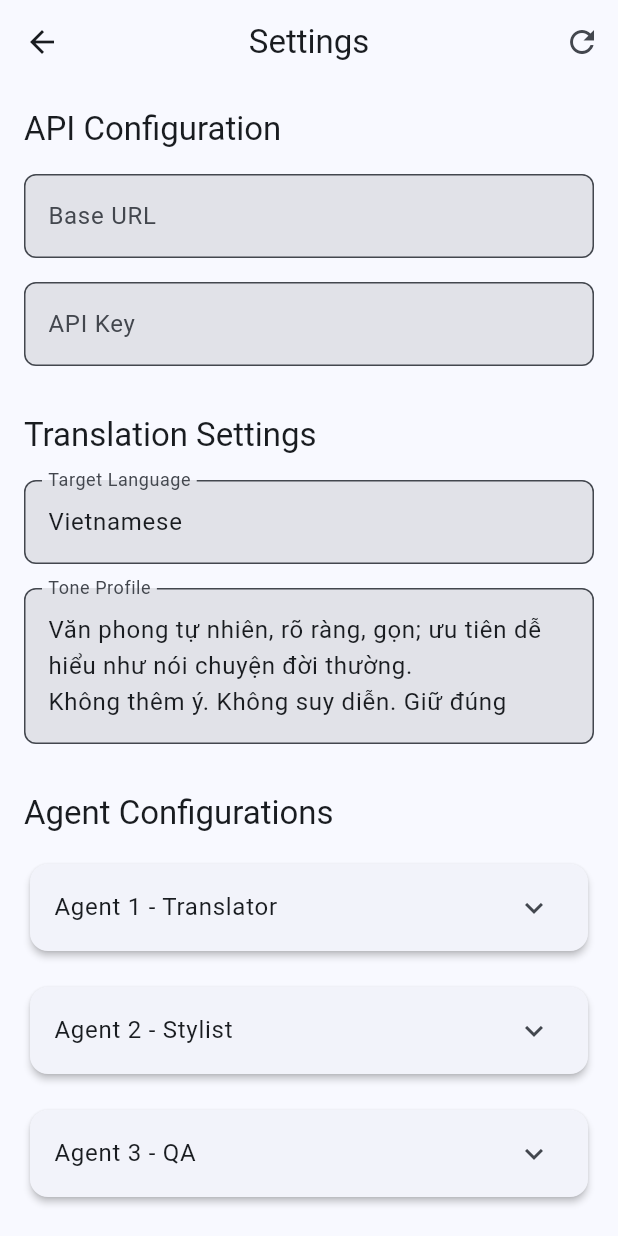
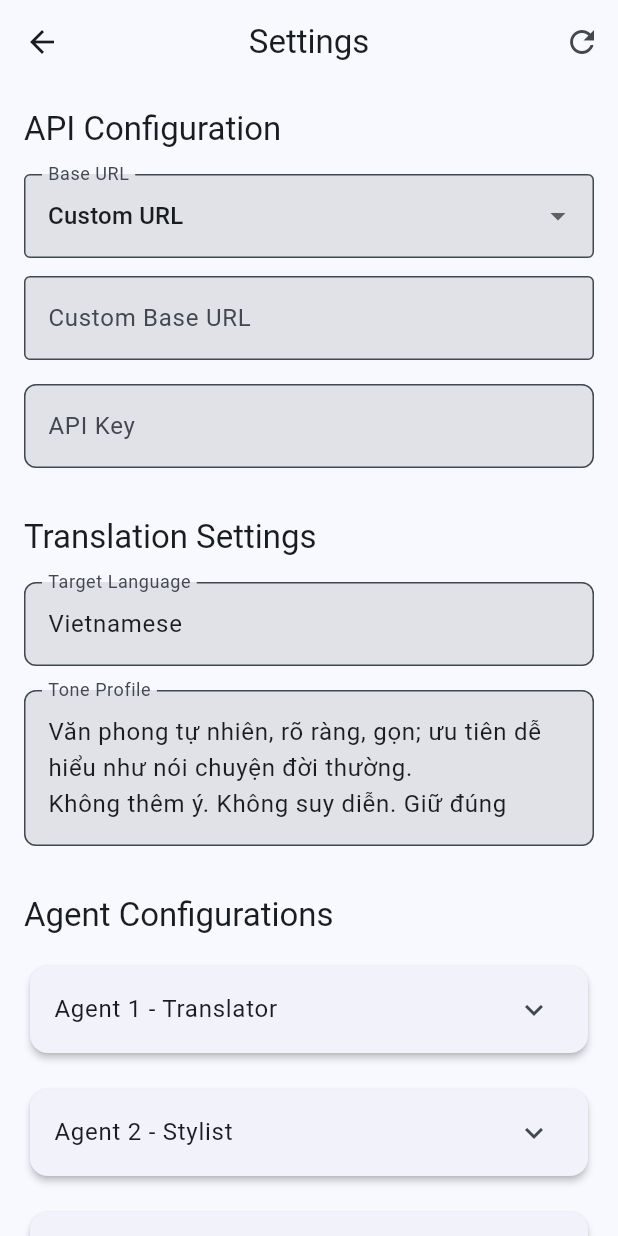
Before and after one commit to vqthanh1412489/ai-translation-app, a Flutter app: the SettingsView screen opened by its route, on a phone screen of 412 x 824 dp. Run offline on Flutter 3.47's test engine with Material 3 defaults, Android fonts, the light colour scheme and no system bars; our stand-ins replace dio, get, hive_flutter; accounts and stored records are empty.

Commit message:
feat: Add UI for system prompt and user prompt template configuration
- Add dropdown selector for Base URL (OpenAI, BieAPI, Custom)
- Add system prompt and user prompt template fields for each agent
- Add detailed explanations for Temperature and Max Tokens parameters
- Improve settings UI with better organization and helper texts

```diff
--- a/lib/modules/settings/views/settings_view.dart
+++ b/lib/modules/settings/views/settings_view.dart
@@ -31,14 +31,7 @@ class SettingsView extends GetView<SettingsController> {
               style: Theme.of(context).textTheme.titleLarge,
             ),
             const SizedBox(height: 16),
-            TextField(
-              decoration: const InputDecoration(
-                labelText: 'Base URL',
-                hintText: 'https://api.openai.com/v1/chat/completions',
-              ),
-              controller: TextEditingController(text: settings.baseUrl),
-              onChanged: controller.updateBaseUrl,
-            ),
+            _buildBaseUrlSelector(context, settings.baseUrl),
             const SizedBox(height: 16),
             TextField(
               decoration: const InputDecoration(
@@ -127,6 +120,7 @@ class SettingsView extends GetView<SettingsController> {
           Padding(
             padding: const EdgeInsets.all(16.0),
             child: Column(
+              crossAxisAlignment: CrossAxisAlignment.start,
               children: [
                 TextField(
                   decoration: const InputDecoration(labelText: 'Model'),
@@ -136,8 +130,9 @@ class SettingsView extends GetView<SettingsController> {
                 const SizedBox(height: 8),
                 TextField(
                   decoration: const InputDecoration(
-                    labelText: 'Temperature',
-                    helperText: 'Nhấn Enter để lưu',
+                    labelText: 'Temperature (Độ sáng tạo: 0-1)',
+                    helperText:
+                        '0 = chính xác, nhất quán | 1 = sáng tạo, đa dạng. Nhấn Enter để lưu',
                   ),
                   controller: TextEditingController(
                     text: agent.temperature.toString(),
@@ -151,8 +146,9 @@ class SettingsView extends GetView<SettingsController> {
                 const SizedBox(height: 8),
                 TextField(
                   decoration: const InputDecoration(
-                    labelText: 'Max Tokens',
-                    helperText: 'Nhấn Enter để lưu',
+                    labelText: 'Max Tokens (Giới hạn độ dài output)',
+                    helperText:
+                        'Số token tối đa cho câu trả lời (~1 token ≈ 0.75 từ). Nhấn Enter để lưu',
                   ),
                   controller: TextEditingController(
                     text: agent.maxTokens.toString(),
@@ -162,6 +158,41 @@ class SettingsView extends GetView<SettingsController> {
                     agent.copyWith(maxTokens: int.tryParse(value) ?? 2000),
                   ),
                 ),
+                const SizedBox(height: 16),
+                const Divider(),
+                const SizedBox(height: 8),
+                Text(
+                  'Prompts Configuration',
+                  style: Theme.of(context).textTheme.titleMedium?.copyWith(
+                        fontWeight: FontWeight.bold,
+                      ),
+                ),
+                const SizedBox(height: 12),
+                TextField(
+                  decoration: const InputDecoration(
+                    labelText: 'System Prompt',
+                    helperText: 'Prompt hệ thống cho agent này',
+                    border: OutlineInputBorder(),
+                  ),
+                  controller: TextEditingController(text: agent.systemPrompt),
+                  maxLines: 5,
+                  onChanged: (value) =>
+                      onUpdate(agent.copyWith(systemPrompt: value)),
+                ),
+                const SizedBox(height: 12),
+                TextField(
+                  decoration: const InputDecoration(
+                    labelText: 'User Prompt Template',
+                    helperText:
+                        'Template prompt tùy chỉnh (có thể dùng {{VARIABLE}})',
+                    border: OutlineInputBorder(),
+                  ),
+                  controller:
+                      TextEditingController(text: agent.userPromptTemplate),
+                  maxLines: 10,
+                  onChanged: (value) =>
+                      onUpdate(agent.copyWith(userPromptTemplate: value)),
+                ),
               ],
             ),
           ),
@@ -169,4 +200,72 @@ class SettingsView extends GetView<SettingsController> {
       ),
     );
   }
+
+  Widget _buildBaseUrlSelector(BuildContext context, String currentUrl) {
+    // Predefined URLs
+    const String openAiUrl = 'https://api.openai.com/v1/chat/completions';
+    const String bieApiUrl = 'https://api.bieapi.com/v1/chat/completions';
+    const String customOption = 'custom';
+
+    // Determine current selection
+    String selectedOption;
+    if (currentUrl == openAiUrl) {
+      selectedOption = openAiUrl;
+    } else if (currentUrl == bieApiUrl) {
+      selectedOption = bieApiUrl;
+    } else {
+      selectedOption = customOption;
+    }
+
+    return StatefulBuilder(
+      builder: (context, setState) {
+        return Column(
+          crossAxisAlignment: CrossAxisAlignment.start,
+          children: [
+            DropdownButtonFormField<String>(
+              decoration: const InputDecoration(
+                labelText: 'Base URL',
+                border: OutlineInputBorder(),
+              ),
+              value: selectedOption,
+              items: const [
+                DropdownMenuItem(
+                  value: openAiUrl,
+                  child: Text('OpenAI (mặc định)'),
+                ),
+                DropdownMenuItem(
+                  value: bieApiUrl,
+                  child: Text('BieAPI'),
+                ),
+                DropdownMenuItem(
+                  value: customOption,
+                  child: Text('Custom URL'),
+                ),
+              ],
+              onChanged: (value) {
+                setState(() {
+                  selectedOption = value!;
+                  if (value != customOption) {
+                    controller.updateBaseUrl(value);
+                  }
+                });
+              },
+            ),
+            if (selectedOption == customOption) ...[
+              const SizedBox(height: 12),
+              TextField(
+                decoration: const InputDecoration(
+                  labelText: 'Custom Base URL',
+                  hintText: 'https://your-api.com/v1/chat/completions',
+                  border: OutlineInputBorder(),
+                ),
+                controller: TextEditingController(text: currentUrl),
+                onChanged: controller.updateBaseUrl,
+              ),
+            ],
+          ],
+        );
+      },
+    );
+  }
 }
```
